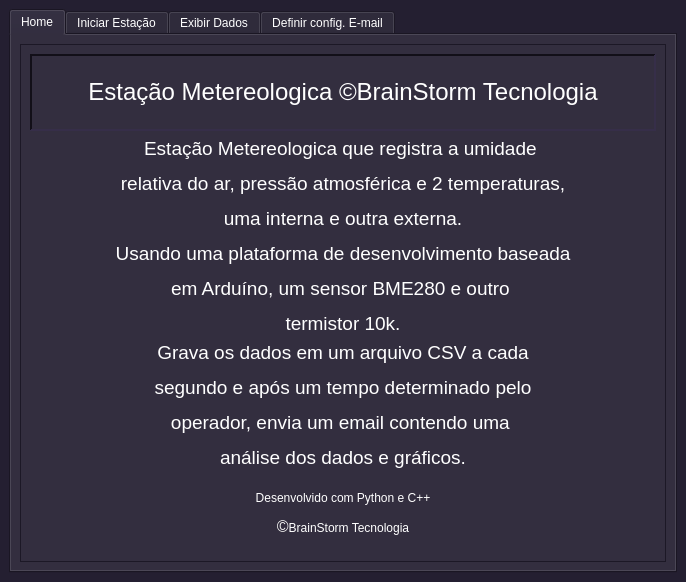
Fat83dotcom/Interface_Estacao, file Interface/interface.ui: the form before one commit.
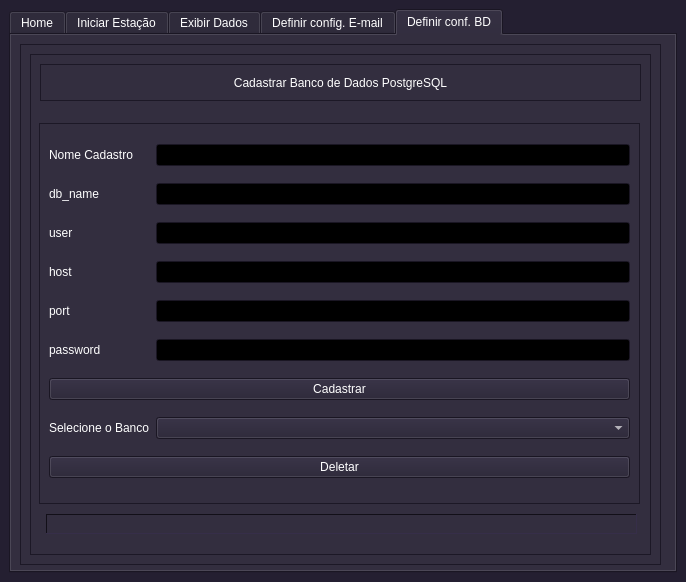
The form after the commit. Icons and pictures are not drawn.

```diff
--- a/Interface/interface.ui
+++ b/Interface/interface.ui
@@ -485,7 +485,7 @@
    <property name="layoutDirection">
     <enum>Qt::LeftToRight</enum>
    </property>
-   <layout class="QVBoxLayout" name="verticalLayout_4">
+   <layout class="QHBoxLayout" name="horizontalLayout_8">
     <item>
      <widget class="QTabWidget" name="tabWidget">
       <property name="sizePolicy">
@@ -504,7 +504,7 @@
        <enum>QTabWidget::Rounded</enum>
       </property>
       <property name="currentIndex">
-       <number>0</number>
+       <number>4</number>
       </property>
       <widget class="QWidget" name="paginaApresentacao">
        <attribute name="title">
@@ -1748,6 +1748,199 @@
         </item>
        </layout>
       </widget>
+      <widget class="QWidget" name="BDManager">
+       <attribute name="title">
+        <string>Definir conf. BD</string>
+       </attribute>
+       <widget class="QFrame" name="frameBancoDados">
+        <property name="geometry">
+         <rect>
+          <x>9</x>
+          <y>9</y>
+          <width>641</width>
+          <height>521</height>
+         </rect>
+        </property>
+        <property name="frameShape">
+         <enum>QFrame::StyledPanel</enum>
+        </property>
+        <property name="frameShadow">
+         <enum>QFrame::Raised</enum>
+        </property>
+        <layout class="QVBoxLayout" name="verticalLayout_4">
+         <item>
+          <widget class="QFrame" name="frameCadastroBD">
+           <property name="frameShape">
+            <enum>QFrame::StyledPanel</enum>
+           </property>
+           <property name="frameShadow">
+            <enum>QFrame::Raised</enum>
+           </property>
+           <widget class="QFrame" name="frame_3">
+            <property name="geometry">
+             <rect>
+              <x>10</x>
+              <y>10</y>
+              <width>601</width>
+              <height>37</height>
+             </rect>
+            </property>
+            <property name="frameShape">
+             <enum>QFrame::StyledPanel</enum>
+            </property>
+            <property name="frameShadow">
+             <enum>QFrame::Raised</enum>
+            </property>
+            <layout class="QVBoxLayout" name="verticalLayout_25">
+             <item>
+              <widget class="QLabel" name="label_6">
+               <property name="text">
+                <string>Cadastrar Banco de Dados PostgreSQL</string>
+               </property>
+               <property name="alignment">
+                <set>Qt::AlignCenter</set>
+               </property>
+              </widget>
+             </item>
+            </layout>
+           </widget>
+           <widget class="QFrame" name="frame_2">
+            <property name="geometry">
+             <rect>
+              <x>9</x>
+              <y>69</y>
+              <width>601</width>
+              <height>381</height>
+             </rect>
+            </property>
+            <property name="frameShape">
+             <enum>QFrame::StyledPanel</enum>
+            </property>
+            <property name="frameShadow">
+             <enum>QFrame::Raised</enum>
+            </property>
+            <layout class="QGridLayout" name="gridLayout_6">
+             <item row="5" column="0">
+              <widget class="QLabel" name="label_7">
+               <property name="text">
+                <string>password</string>
+               </property>
+              </widget>
+             </item>
+             <item row="3" column="0">
+              <widget class="QLabel" name="label_4">
+               <property name="text">
+                <string>host</string>
+               </property>
+              </widget>
+             </item>
+             <item row="6" column="0" colspan="2">
+              <widget class="QPushButton" name="btnCadastrarBD">
+               <property name="text">
+                <string>Cadastrar</string>
+               </property>
+              </widget>
+             </item>
+             <item row="7" column="0">
+              <widget class="QLabel" name="label_9">
+               <property name="text">
+                <string>Selecione o Banco</string>
+               </property>
+              </widget>
+             </item>
+             <item row="3" column="1">
+              <widget class="QLineEdit" name="host"/>
+             </item>
+             <item row="5" column="1">
+              <widget class="QLineEdit" name="password">
+               <property name="echoMode">
+                <enum>QLineEdit::Password</enum>
+               </property>
+              </widget>
+             </item>
+             <item row="1" column="1">
+              <widget class="QLineEdit" name="db_name">
+               <property name="clearButtonEnabled">
+                <bool>false</bool>
+               </property>
+              </widget>
+             </item>
+             <item row="0" column="0">
+              <widget class="QLabel" name="label">
+               <property name="text">
+                <string>Nome Cadastro</string>
+               </property>
+              </widget>
+             </item>
+             <item row="1" column="0">
+              <widget class="QLabel" name="label_2">
+               <property name="text">
+                <string>db_name</string>
+               </property>
+              </widget>
+             </item>
+             <item row="0" column="1">
+              <widget class="QLineEdit" name="nomeCadastroBD"/>
+             </item>
+             <item row="2" column="1">
+              <widget class="QLineEdit" name="user"/>
+             </item>
+             <item row="7" column="1">
+              <widget class="QComboBox" name="selecionarBDDelete"/>
+             </item>
+             <item row="4" column="0">
+              <widget class="QLabel" name="label_5">
+               <property name="text">
+                <string>port</string>
+               </property>
+              </widget>
+             </item>
+             <item row="4" column="1">
+              <widget class="QLineEdit" name="port"/>
+             </item>
+             <item row="2" column="0">
+              <widget class="QLabel" name="label_3">
+               <property name="text">
+                <string>user</string>
+               </property>
+              </widget>
+             </item>
+             <item row="8" column="0" colspan="2">
+              <widget class="QPushButton" name="btnDeletarBD">
+               <property name="text">
+                <string>Deletar</string>
+               </property>
+              </widget>
+             </item>
+            </layout>
+           </widget>
+           <widget class="QLabel" name="statusCadastroBD">
+            <property name="geometry">
+             <rect>
+              <x>16</x>
+              <y>460</y>
+              <width>591</width>
+              <height>20</height>
+             </rect>
+            </property>
+            <property name="frameShape">
+             <enum>QFrame::Panel</enum>
+            </property>
+            <property name="frameShadow">
+             <enum>QFrame::Sunken</enum>
+            </property>
+            <property name="text">
+             <string/>
+            </property>
+            <property name="alignment">
+             <set>Qt::AlignCenter</set>
+            </property>
+           </widget>
+          </widget>
+         </item>
+        </layout>
+       </widget>
+      </widget>
      </widget>
     </item>
    </layout>
```
Left out of the diff: 36 changed lines with no effect on the pictures.
